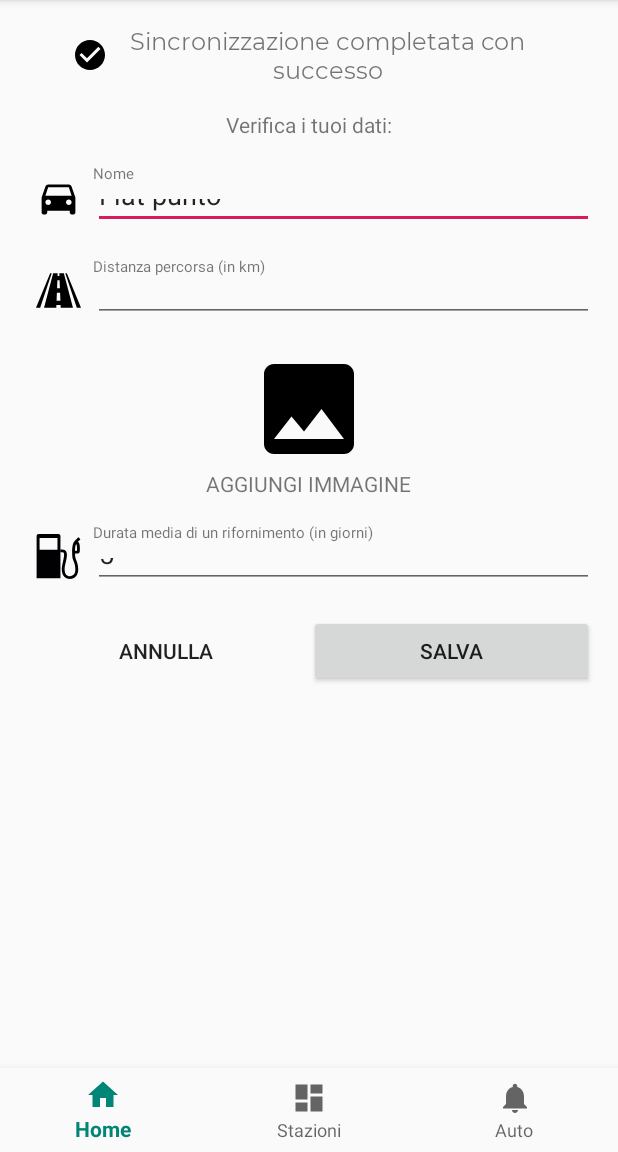
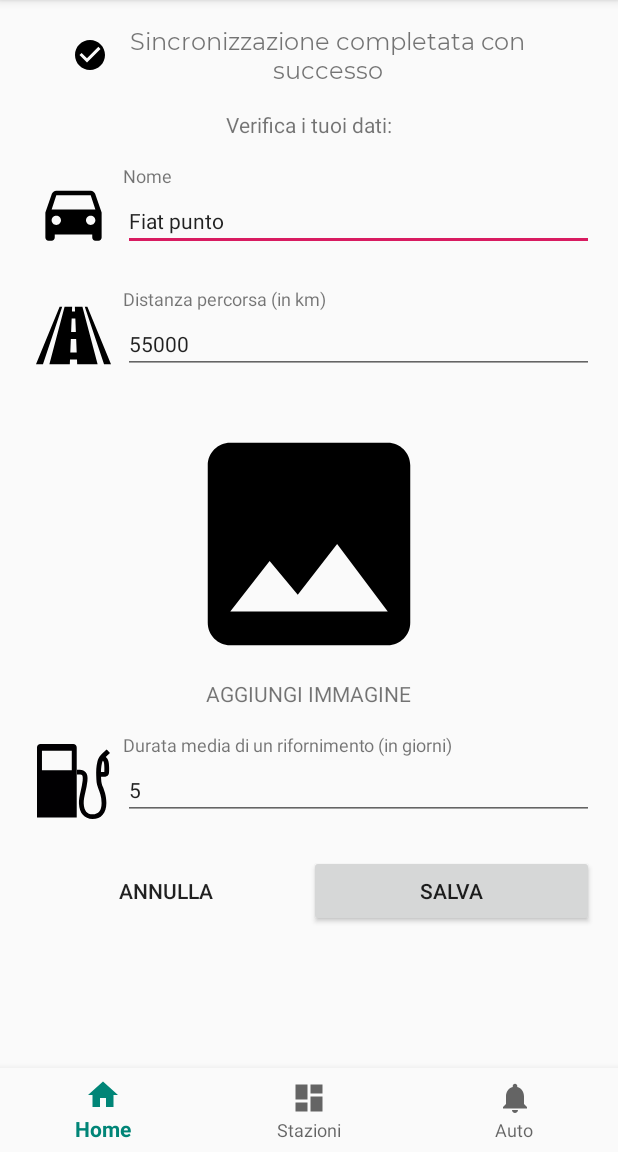
Before and after one commit to conema/BenzinApp, an Android app: the SyncedCar screen opened directly, with no data from a screen before it, after a tap on "SALVA", on a phone screen of 412 x 824 dp, the part 84-1236 px from its top. Run offline under Robolectric (Android 15) with nearby library versions, the phone set to English and light mode, and no system bars.

Commit message:
Aggiunta richiesta permessi Finito carSynced Finito carList

```diff
--- a/app/src/main/AndroidManifest.xml
+++ b/app/src/main/AndroidManifest.xml
@@ -4,7 +4,9 @@
     <uses-permission android:name="android.permission.ACCESS_FINE_LOCATION" />
     <uses-permission android:name="android.permission.READ_EXTERNAL_STORAGE" />
     <uses-permission android:name="android.permission.WRITE_EXTERNAL_STORAGE" />
+
     <application
+        android:name=".classes.ApplicationContextProvider"
         android:allowBackup="true"
         android:label="@string/app_name"
         android:supportsRtl="true"
--- a/app/src/main/java/me/conema/benzinapp/classes/Car.java
+++ b/app/src/main/java/me/conema/benzinapp/classes/Car.java
@@ -1,6 +1,6 @@
 package me.conema.benzinapp.classes;
 
-import android.graphics.Color;
+import android.graphics.drawable.Drawable;
 
 import java.util.ArrayList;
 import java.util.Calendar;
@@ -18,8 +18,9 @@ public class Car {
     private int percTank;
     private ArrayList weekHistory;
     private int color;
+    private Drawable photo;
 
-    Car(int id, String name, int kmDone, float kml, ArrayList weekHistory, int color, int percTank) {
+    Car(int id, String name, int kmDone, float kml, ArrayList weekHistory, int color, int percTank, Drawable photo) {
         this.id = id;
         this.name = name;
         this.lastSync = Calendar.getInstance().getTime();
@@ -29,6 +30,7 @@ public class Car {
         this.weekHistory = weekHistory;
         this.color = color;
         this.percTank = percTank;
+        this.setPhoto(photo);
     }
 
     public int getId() {
@@ -95,4 +97,12 @@ public class Car {
     public void setColor(int color) {
         this.color = color;
     }
+
+    public Drawable getPhoto() {
+        return photo;
+    }
+
+    public void setPhoto(Drawable photo) {
+        this.photo = photo;
+    }
 }
--- a/app/src/main/java/me/conema/benzinapp/classes/SyncedCar.java
+++ b/app/src/main/java/me/conema/benzinapp/classes/SyncedCar.java
@@ -1,12 +1,27 @@
 package me.conema.benzinapp.classes;
 
+import android.Manifest;
+import android.content.Context;
+import android.content.Intent;
+import android.content.pm.PackageManager;
+import android.graphics.Bitmap;
 import android.graphics.Color;
+import android.graphics.drawable.BitmapDrawable;
+import android.graphics.drawable.Drawable;
+import android.net.Uri;
+import android.provider.MediaStore;
+import android.support.v4.app.ActivityCompat;
+import android.support.v4.content.ContextCompat;
 import android.support.v7.app.AppCompatActivity;
 import android.os.Bundle;
+import android.util.Log;
 import android.view.View;
 import android.widget.Button;
 import android.widget.EditText;
 import android.widget.ImageButton;
+import android.widget.Toast;
+
+import java.io.FileNotFoundException;
 
 import me.conema.benzinapp.R;
 import me.conema.benzinapp.classes.Car;
@@ -17,6 +32,10 @@ public class SyncedCar extends AppCompatActivity {
     ImageButton imgPicker;
     Button saveButton;
 
+    Drawable carImg;
+    //TODO non so se serve sta cosa
+    private static final int PICK_FROM_GALLERY = 1;
+    private static final int OPEN_DOCUMENT_CODE = 2;
     @Override
     protected void onCreate(Bundle savedInstanceState) {
         super.onCreate(savedInstanceState);
@@ -28,15 +47,56 @@ public class SyncedCar extends AppCompatActivity {
         saveButton = findViewById(R.id.saveButton);
 
         final CarFactory factory = CarFactory.getInstance();
-        Car car = new Car(0, "Fiat punto", 55000, 17, null, Color.parseColor("#121212"), 70);
+
+
+        //TODO aggiungere foto
+        Car car = new Car(0, "Fiat punto", 55000, 17, null, Color.parseColor("#121212"), 70, null);
         carText.setText(car.getName());
         fuelText.setText("5");
-        roadText.setText(car.getKmDone());
+        roadText.setText(Integer.toString(car.getKmDone()));
 
         imgPicker.setOnClickListener(new View.OnClickListener() {
             @Override
             public void onClick(View v) {
-                //TODO prendere l'immagine
+                // Here, thisActivity is the current activity
+                if (ContextCompat.checkSelfPermission(SyncedCar.this,
+                        Manifest.permission.READ_EXTERNAL_STORAGE)
+                        != PackageManager.PERMISSION_GRANTED) {
+
+                    // Permission is not granted
+                    // Should we show an explanation?
+                    if (ActivityCompat.shouldShowRequestPermissionRationale(SyncedCar.this,
+                            Manifest.permission.READ_EXTERNAL_STORAGE)) {
+                        // Show an explanation to the user *asynchronously* -- don't block
+                        // this thread waiting for the user's response! After the user
+                        // sees the explanation, try again to request the permission.
+                        Context context = getApplicationContext();
+                        CharSequence text = "L'app ha bisogno di questo permesso per poter funzionare";
+                        int duration = Toast.LENGTH_LONG;
+
+                        Toast toast = Toast.makeText(context, text, duration);
+                        toast.show();
+                        ActivityCompat.requestPermissions(SyncedCar.this,
+                                new String[]{Manifest.permission.READ_EXTERNAL_STORAGE},
+                                PICK_FROM_GALLERY);
+                    } else {
+                        // No explanation needed; request the permission
+                        ActivityCompat.requestPermissions(SyncedCar.this,
+                                new String[]{Manifest.permission.READ_EXTERNAL_STORAGE},
+                                PICK_FROM_GALLERY);
+
+                        // MY_PERMISSIONS_REQUEST_READ_CONTACTS is an
+                        // app-defined int constant. The callback method gets the
+                        // result of the request.
+                    }
+                } else {
+                    // Permission has already been granted
+                    Intent intent = new Intent(Intent.ACTION_OPEN_DOCUMENT);
+                    intent.addCategory(Intent.CATEGORY_OPENABLE);
+                    intent.setType("image/*");
+                    startActivityForResult(intent, OPEN_DOCUMENT_CODE);
+
+                }
             }
         });
 
@@ -45,12 +105,53 @@ public class SyncedCar extends AppCompatActivity {
             public void onClick(View v) {
                 String carName = carText.getText().toString();
                 int kmDone = Integer.parseInt(roadText.getText().toString());
-                Car car = new Car(0, carName, kmDone, 23, null, 123, 80);
-                factory.addCar(car);
+                Car car = new Car(0, carName, kmDone, 23, null, 123, 80, carImg);
+                if (carImg != null) {
+                    factory.addCar(car);
+                    Intent carList = new Intent(SyncedCar.this, CarList.class);
+                    startActivity(carList);
+                }
+                //If the user doesn't select an img for the car show an error msg
+                else {
+                    Context context = getApplicationContext();
+                    CharSequence text = "Seleziona un'immagine per la foto";
+                    int duration = Toast.LENGTH_SHORT;
+
+                    Toast toast = Toast.makeText(context, text, duration);
+                    toast.show();
+                }
             }
         });
 
 
+    }
 
+    @Override
+    protected void onActivityResult(int requestCode, int resultCode, Intent data) {
+        // Check which request we're responding to
+        if (requestCode == OPEN_DOCUMENT_CODE) {
+            // Make sure the request was successful
+            if (resultCode == RESULT_OK) {
+                // The user picked a photo.
+                // The Intent's data Uri identifies which contact was selected.
+
+                // Do something with the contact here (bigger example below)
+                try {
+                    Uri photoUri = data.getData();
+                    Bitmap bitmapImg = MediaStore.Images.Media.getBitmap(this.getContentResolver(), photoUri);
+
+                    //Resize of the image to better fit the height and width
+
+                    //New bitmapdrawable
+                    carImg = new BitmapDrawable(getResources(), bitmapImg);
+
+                    //Setting that bitmapdrawable as the icon in the xml
+                    imgPicker.setImageDrawable(carImg);
+                } catch (Exception e) {
+                    Log.i("controllo", "( ͡° ͜ʖ ͡°) ");
+                }
+
+            }
+        }
     }
 }
--- a/app/src/main/res/layout/activity_synced_car.xml
+++ b/app/src/main/res/layout/activity_synced_car.xml
@@ -8,6 +8,10 @@
 
     <!-- TODO aggiornare font -->
     <!-- TODO sistemare id -->
+    <ScrollView
+        android:layout_width="wrap_content"
+        android:layout_height="wrap_content">
+
         <LinearLayout
             android:layout_width="match_parent"
             android:layout_height="match_parent"
@@ -41,8 +45,8 @@
                 <ImageView
                     android:layout_margin="8dp"
                     android:id="@+id/carIcon"
-                android:layout_width="30dp"
-                android:layout_height="30dp"
+                    android:layout_width="50dp"
+                    android:layout_height="50dp"
                     android:src="@drawable/ic_directions_car_black_24dp" />
 
                 <TextView
@@ -51,14 +55,16 @@
                     android:layout_height="wrap_content"
                     android:text="Nome"
                     android:layout_toRightOf="@+id/carIcon"
-                android:textSize="10sp" />
+                    android:textSize="12sp"
+                    android:layout_marginBottom="2dp" />
 
                 <EditText
                     android:id="@+id/carEditText"
                     android:layout_toRightOf="@id/carIcon"
                     android:layout_below="@+id/carNome"
                     android:layout_width="match_parent"
-                android:layout_height="30sp" />
+                    android:textSize="14sp"
+                    android:layout_height="wrap_content" />
             </RelativeLayout>
 
             <RelativeLayout
@@ -69,8 +75,8 @@
                 <ImageView
                     android:layout_margin="8dp"
                     android:id="@+id/roadIcon"
-                android:layout_width="30dp"
-                android:layout_height="30dp"
+                    android:layout_width="50dp"
+                    android:layout_height="50dp"
                     android:src="@drawable/ic_road_with_broken_line" />
 
                 <TextView
@@ -79,14 +85,16 @@
                     android:layout_height="wrap_content"
                     android:text="Distanza percorsa (in km)"
                     android:layout_toRightOf="@+id/roadIcon"
-                android:textSize="10sp" />
+                    android:textSize="12sp"
+                    android:layout_marginBottom="2dp" />
 
                 <EditText
                     android:id="@+id/roadEditText"
                     android:layout_toRightOf="@id/roadIcon"
                     android:layout_below="@+id/roadNome"
                     android:layout_width="match_parent"
-                android:layout_height="30sp" />
+                    android:textSize="14sp"
+                    android:layout_height="wrap_content" />
             </RelativeLayout>
 
             <LinearLayout
@@ -97,10 +105,11 @@
 
                 <ImageButton
                     android:id="@+id/imgButton"
-                android:layout_width="wrap_content"
-                android:layout_height="wrap_content"
+                    android:layout_width="180dp"
+                    android:layout_height="180dp"
                     android:src="@drawable/ic_image_black_24dp"
                     android:background="@android:color/transparent"
+                    android:scaleType="fitXY"
                     android:layout_gravity="center" />
 
                 <TextView
@@ -120,8 +129,8 @@
                 <ImageView
                     android:layout_margin="8dp"
                     android:id="@+id/fuelIcon"
-                android:layout_width="30dp"
-                android:layout_height="30dp"
+                    android:layout_width="50dp"
+                    android:layout_height="50dp"
                     android:src="@drawable/ic_fuel_station_pump" />
 
                 <TextView
@@ -130,14 +139,16 @@
                     android:layout_height="wrap_content"
                     android:text="Durata media di un rifornimento (in giorni)"
                     android:layout_toRightOf="@+id/fuelIcon"
-                android:textSize="10sp" />
+                    android:textSize="12sp"
+                    android:layout_marginBottom="2dp" />
 
                 <EditText
                     android:id="@+id/fuelEditText"
                     android:layout_toRightOf="@id/fuelIcon"
                     android:layout_below="@+id/fuelNome"
                     android:layout_width="match_parent"
-                android:layout_height="30sp" />
+                    android:textSize="14sp"
+                    android:layout_height="wrap_content" />
             </RelativeLayout>
 
             <LinearLayout
@@ -159,6 +170,7 @@
                     android:text="salva" />
             </LinearLayout>
         </LinearLayout>
+    </ScrollView>
 
     <android.support.design.widget.BottomNavigationView
         android:id="@+id/navigation"
```
Also changed, not shown: app/src/main/java/me/conema/benzinapp/classes/ApplicationContextProvider.java (added, +30 -0 lines), app/src/main/java/me/conema/benzinapp/classes/CarFactory.java (+19 -3 lines), app/src/main/java/me/conema/benzinapp/classes/CarList.java (+11 -1 lines), app/src/main/java/me/conema/benzinapp/classes/Home.java (+4 -3 lines). Lines whose indentation alone changed are shown as unchanged.
